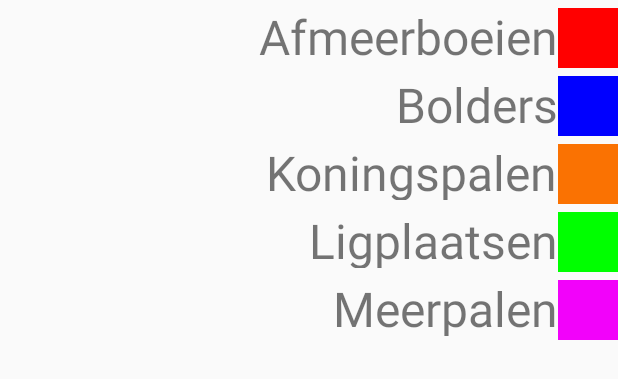
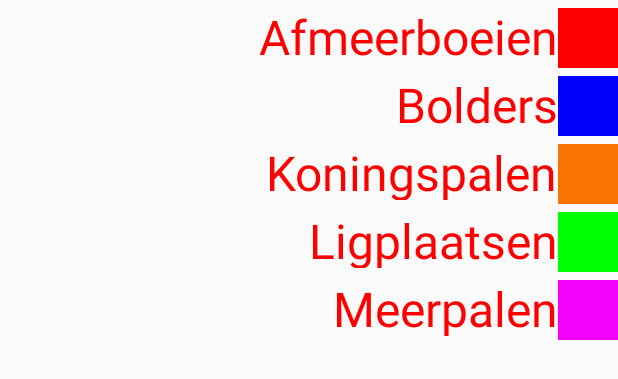
Before and after one commit to 0868307/Project78, an Android app: the layout legenda.xml on its own in the app's theme, with its tools: preview values and no code run, on a phone screen of 412 x 824 dp. Shown: the top 379 px of the screen. Run offline under Robolectric (Android 15) with nearby library versions, the phone set to English and light mode, and no system bars.

Commit message:
Legenda color

```diff
--- a/Mus3D/app/src/main/res/layout/legenda.xml
+++ b/Mus3D/app/src/main/res/layout/legenda.xml
@@ -2,6 +2,7 @@
 <LinearLayout xmlns:android="http://schemas.android.com/apk/res/android"
     android:orientation="vertical" android:layout_width="match_parent"
     android:layout_height="match_parent"
+
     android:gravity="right">
     <LinearLayout
         android:layout_width="wrap_content"
@@ -12,6 +13,7 @@
             android:layout_height="40dp"
             android:textSize="32sp"
             android:text="@string/legend_item_1"
+            android:textColor="@color/red"
             android:layout_gravity="center_vertical"/>
         <LinearLayout
             android:layout_width="40dp"
@@ -30,6 +32,7 @@
             android:layout_height="40dp"
             android:textSize="32sp"
             android:text="@string/legend_item_2"
+            android:textColor="@color/red"
             android:layout_gravity="center_vertical"/>
         <LinearLayout
             android:layout_width="40dp"
@@ -48,6 +51,7 @@
             android:layout_height="40dp"
             android:textSize="32sp"
             android:text="@string/legend_item_3"
+            android:textColor="@color/red"
             android:layout_gravity="center_vertical"/>
         <LinearLayout
             android:layout_width="40dp"
@@ -55,6 +59,7 @@
             android:layout_marginTop="5dp"
             android:background="@color/legend_item_3"
             android:orientation="horizontal"
+            android:textColor="@color/red"
             android:id="@+id/legend_item_3" />
     </LinearLayout>
     <LinearLayout
@@ -66,6 +71,7 @@
             android:layout_height="40dp"
             android:textSize="32sp"
             android:text="@string/legend_item_4"
+            android:textColor="@color/red"
             android:layout_gravity="center_vertical"/>
         <LinearLayout
             android:layout_width="40dp"
@@ -84,6 +90,7 @@
             android:layout_height="40dp"
             android:textSize="32sp"
             android:text="@string/legend_item_5"
+            android:textColor="@color/red"
             android:layout_gravity="center_vertical"/>
         <LinearLayout
             android:layout_width="40dp"
```
